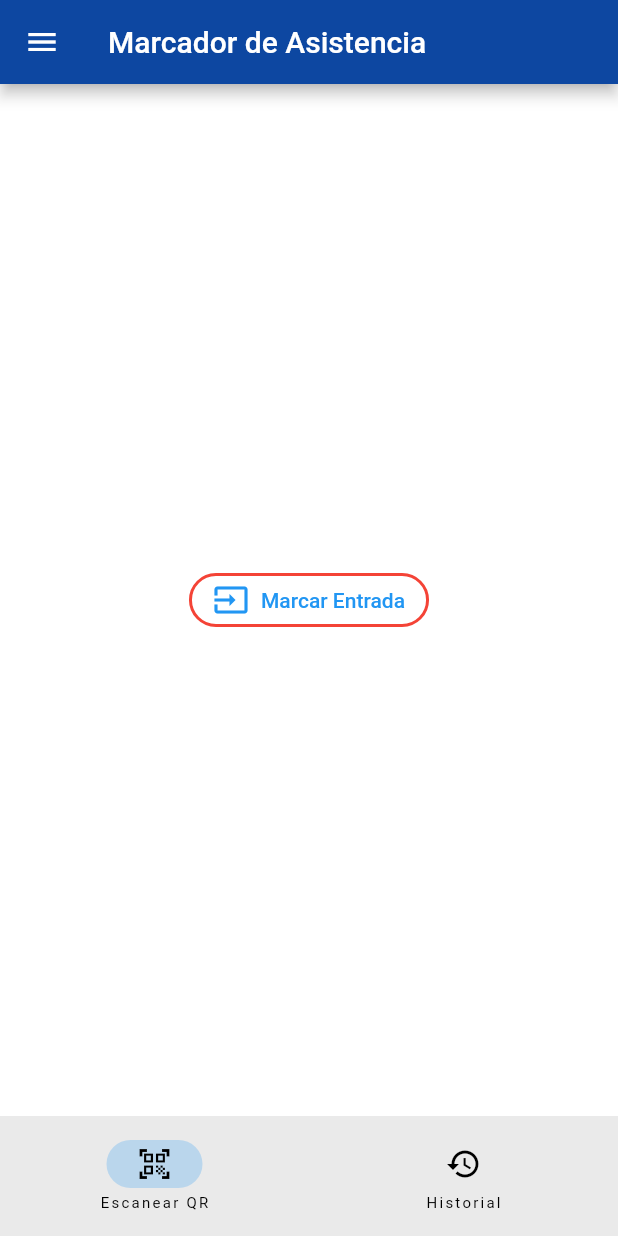
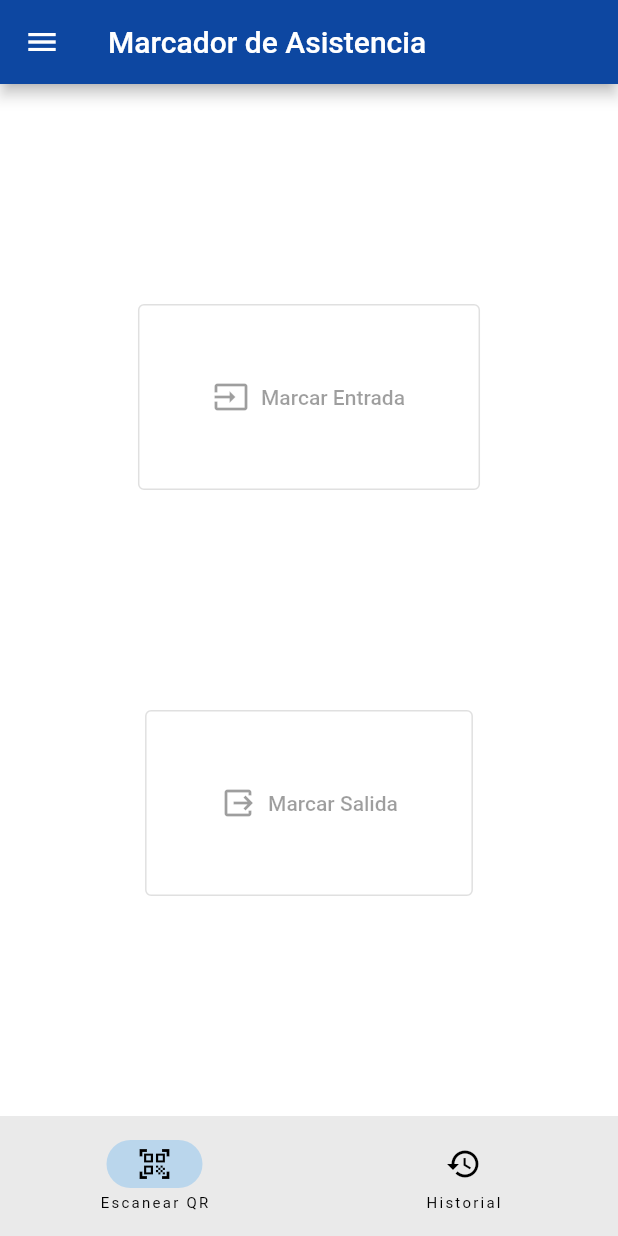
Before and after one commit to AllanMoralesPrado/cpyd2022-01-MobileApp, a Flutter app: the screen it shows after launch, on a phone screen of 412 x 824 dp. Run offline on Flutter 3.47's test engine with Material 2 defaults, Android fonts, the phone set to English and light mode, and no system bars.

Commit message:
UI/UX al 50 por ciento

```diff
--- a/app/lib/main.dart
+++ b/app/lib/main.dart
@@ -50,6 +50,10 @@ class _NavigationExampleState extends State<NavigationExample> {
               leading: Icon(Icons.logout),
               title: Text('Cerrar Sesión'),
             ),
+            ListTile(
+              leading: Icon(Icons.question_mark),
+              title: Text('Acerca de'),
+            ),
           ],
         ),
       ),
@@ -75,27 +79,56 @@ class _NavigationExampleState extends State<NavigationExample> {
         Container(
           color: Colors.white,
           alignment: Alignment.center,
-          child: OutlinedButton.icon(
-            style: ButtonStyle(
-              shape: MaterialStateProperty.all<OutlinedBorder>(const StadiumBorder()),
-              side: MaterialStateProperty.resolveWith<BorderSide>(
-                (Set<MaterialState> states) {
-                  final Color color = states.contains(MaterialState.pressed)
-                    ? Colors.blue
-                    : Colors.red;
-                  return BorderSide(color: color, width: 2);
-                }
-              ),
-            ),
-            onPressed: () { },
-            label: const Text('Marcar Entrada'),
-            icon: const Icon(Icons.input),
-          ),
+          child:
+            Column(
+              mainAxisAlignment: MainAxisAlignment.spaceEvenly,
+              children: [
+                OutlinedButton.icon(
+                  style: ButtonStyle(
+                    padding: MaterialStateProperty.all(const EdgeInsets.all(50))
+                  ),
+                  onPressed: null,
+                  icon: const Icon(Icons.input),
+                  label: const Text('Marcar Entrada')
+                ),
+                OutlinedButton.icon(
+                  style: ButtonStyle(
+                    padding: MaterialStateProperty.all(const EdgeInsets.all(50))
+                  ),
+                  onPressed: null,
+                  icon: const Icon(Icons.output),
+                  label: const Text('Marcar Salida')
+                ),
+              ],
+            )
         ),
         Container(
-          color: Colors.green,
+          color: Colors.white,
           alignment: Alignment.center,
-          child: const Text('Historial de asistencias'),
+          child:
+            ListView(
+              padding: const EdgeInsets.all(20.0),
+              addAutomaticKeepAlives: false,
+              cacheExtent: 100.0,
+              children: const [
+                Card(
+                  margin: EdgeInsets.all(10.0),
+                  child:
+                    Text(
+                      'carta 1',
+                      textAlign: TextAlign.center,
+                    ),
+                ),
+                Card(
+                  margin: EdgeInsets.all(10.0),
+                  child:
+                    Text(
+                      'carta 1',
+                      textAlign: TextAlign.center,
+                    ),
+                ),
+              ],
+            )
         ),
       ][currentPageIndex],
     );
```
